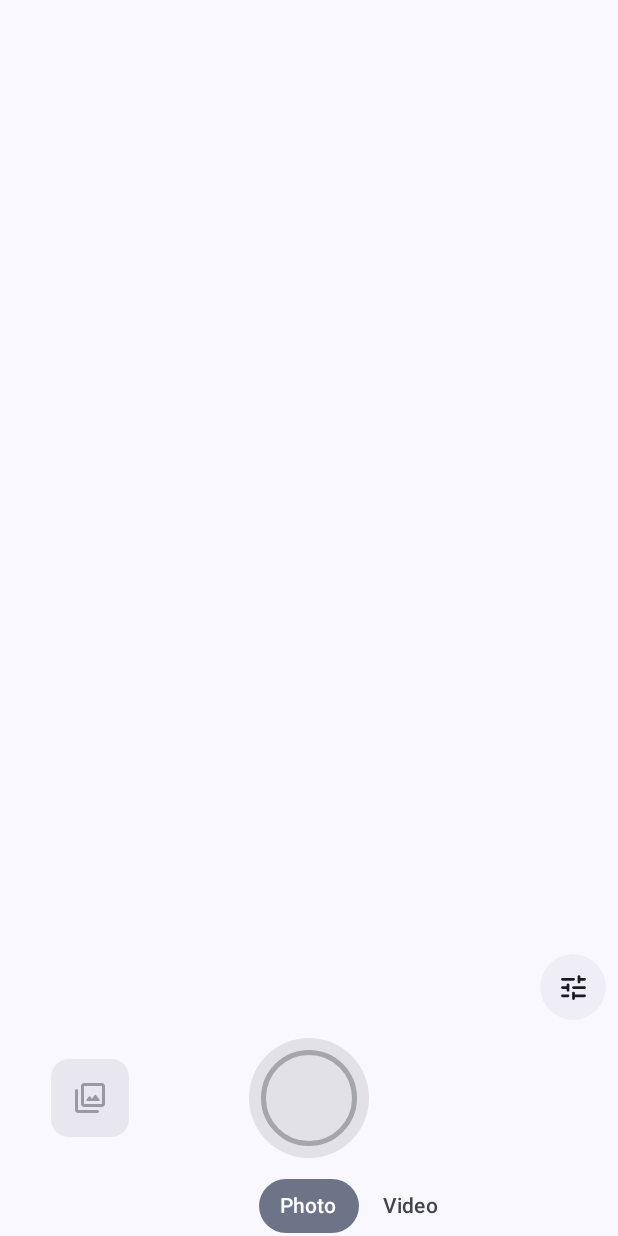
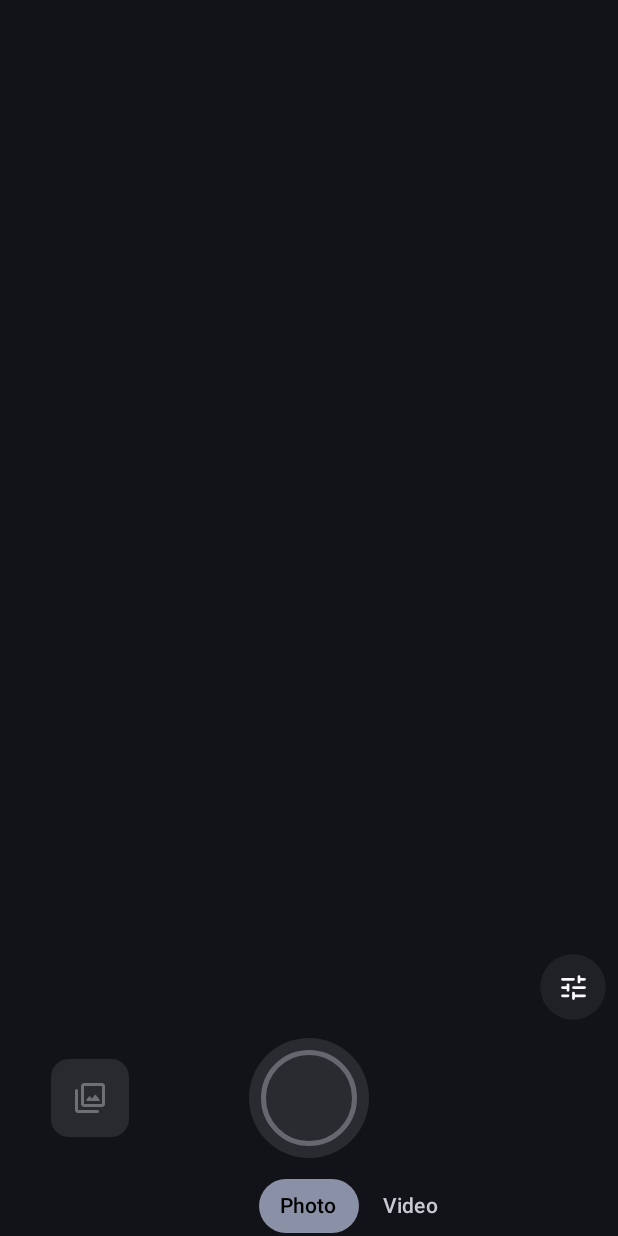
Before and after one commit to legal-hkr/camera, an Android app built with Jetpack Compose: the screen it shows after launch (MainActivity), on a phone screen of 412 x 824 dp. Run offline under Robolectric (Android 15) with nearby library versions, the phone set to English and light mode, and no system bars; our stand-ins replace Material 3 Expressive styles (plain Material 3 is drawn), Navigation 3; libraries missing offline, so code that uses them is left out: androidx.lifecycle.viewmodel; 3 statements that could not run were skipped.

Commit message:
Made the app always dark, the viewfinder and Settings alike, whatever the system's theme.

```diff
--- a/app/src/main/java/sh/hnet/camera/MainActivity.kt
+++ b/app/src/main/java/sh/hnet/camera/MainActivity.kt
@@ -1,8 +1,10 @@
 package sh.hnet.camera
 
+import android.graphics.Color
 import android.os.Bundle
 import android.view.KeyEvent
 import androidx.activity.ComponentActivity
+import androidx.activity.SystemBarStyle
 import androidx.activity.compose.setContent
 import androidx.activity.enableEdgeToEdge
 import sh.hnet.camera.about.WhatsNew
@@ -17,7 +19,8 @@ class MainActivity : ComponentActivity() {
     override fun onKeyUp(keyCode: Int, event: KeyEvent): Boolean = HardwareKeys.dispatch(event) || super.onKeyUp(keyCode, event)
 
     override fun onCreate(savedInstanceState: Bundle?) {
-        enableEdgeToEdge()
+        // Light bar icons on the always-dark app, whatever the system's theme
+        enableEdgeToEdge(SystemBarStyle.dark(Color.TRANSPARENT), SystemBarStyle.dark(Color.TRANSPARENT))
         super.onCreate(savedInstanceState)
         if (savedInstanceState == null) WhatsNew.recordStart(this)
         setContent {
--- a/app/src/main/java/sh/hnet/camera/ui/theme/Theme.kt
+++ b/app/src/main/java/sh/hnet/camera/ui/theme/Theme.kt
@@ -1,22 +1,22 @@
 package sh.hnet.camera.ui.theme
 
-import androidx.compose.foundation.isSystemInDarkTheme
 import androidx.compose.material3.ExperimentalMaterial3ExpressiveApi
 import androidx.compose.material3.MaterialExpressiveTheme
 import androidx.compose.material3.MotionScheme
 import androidx.compose.material3.dynamicDarkColorScheme
-import androidx.compose.material3.dynamicLightColorScheme
 import androidx.compose.runtime.Composable
 import androidx.compose.ui.platform.LocalContext
 
-/** System (dynamic) colors only, standard motion. minSdk 34 always has dynamic color. */
+/**
+ * System (dynamic) colors only, standard motion; minSdk 34 always has dynamic color. Always the dark scheme, whatever the system's (owner, 23 Nov 2026: a light
+ * camera makes little sense; Settings stay dark too, not to flash light after the viewfinder).
+ */
 @OptIn(ExperimentalMaterial3ExpressiveApi::class)
 @Composable
 fun CameraTheme(content: @Composable () -> Unit) {
     val context = LocalContext.current
-    val colorScheme = if (isSystemInDarkTheme()) dynamicDarkColorScheme(context) else dynamicLightColorScheme(context)
     MaterialExpressiveTheme(
-        colorScheme = colorScheme,
+        colorScheme = dynamicDarkColorScheme(context),
         motionScheme = MotionScheme.standard(),
         content = content,
     )
--- a/app/src/main/res/values-night/flash_colors.xml
+++ /dev/null
@@ -1,6 +0,0 @@
-<?xml version="1.0" encoding="utf-8"?>
-<!-- The automatic flash that will fire: Calendar's amber, dark variant (owner's exception to the theme colours, 23 Nov 2026) -->
-<resources>
-    <color name="flash_ready_fill">#F5BF48</color>
-    <color name="flash_ready_on">#412D00</color>
-</resources>
--- a/app/src/main/res/values/flash_colors.xml
+++ b/app/src/main/res/values/flash_colors.xml
@@ -1,6 +1,6 @@
 <?xml version="1.0" encoding="utf-8"?>
-<!-- The automatic flash that will fire: Calendar's amber (owner's exception to the theme colours, 23 Nov 2026), its light variant; values-night has the dark one -->
+<!-- The automatic flash that will fire: Calendar's amber (owner's exception to the theme colours, 23 Nov 2026), its dark variant (the app is always dark) -->
 <resources>
-    <color name="flash_ready_fill">#DAA93D</color>
+    <color name="flash_ready_fill">#F5BF48</color>
     <color name="flash_ready_on">#412D00</color>
 </resources>
--- a/app/src/main/res/values/themes.xml
+++ b/app/src/main/res/values/themes.xml
@@ -1,7 +1,7 @@
 <?xml version="1.0" encoding="utf-8"?>
 <resources>
-    <!-- Window theme only; the UI is themed in Compose (ui/theme). -->
-    <style name="Theme.Camera" parent="@android:style/Theme.DeviceDefault.DayNight">
+    <!-- Window theme only; the UI is themed in Compose (ui/theme). Dark always, as the app (no light window flashing before the first frame). -->
+    <style name="Theme.Camera" parent="@android:style/Theme.DeviceDefault">
         <item name="android:windowActionBar">false</item>
         <item name="android:windowNoTitle">true</item>
     </style>
```
